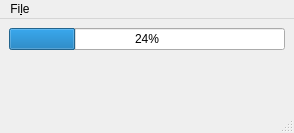
The window that mainwindow.ui (aleozlx/HPCMonitor) describes before a commit, drawn with Qt 5.
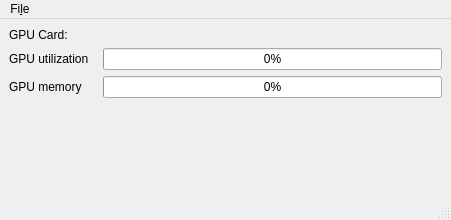
The same window after the commit.

Patch:
```diff
--- a/mainwindow.ui
+++ b/mainwindow.ui
@@ -6,8 +6,8 @@
    <rect>
     <x>0</x>
     <y>0</y>
-    <width>294</width>
-    <height>133</height>
+    <width>451</width>
+    <height>220</height>
    </rect>
   </property>
   <property name="windowTitle">
@@ -16,12 +16,50 @@
   <widget class="QWidget" name="centralwidget">
    <layout class="QVBoxLayout" name="verticalLayout">
     <item>
-     <widget class="QProgressBar" name="progressBar">
-      <property name="value">
-       <number>24</number>
+     <widget class="QLabel" name="label_GPU_name">
+      <property name="text">
+       <string>GPU Card: &lt;unknown&gt;</string>
       </property>
      </widget>
     </item>
+    <item>
+     <layout class="QFormLayout" name="formLayout">
+      <property name="horizontalSpacing">
+       <number>14</number>
+      </property>
+      <property name="verticalSpacing">
+       <number>6</number>
+      </property>
+      <item row="0" column="0">
+       <widget class="QLabel" name="label">
+        <property name="text">
+         <string>GPU utilization</string>
+        </property>
+       </widget>
+      </item>
+      <item row="0" column="1">
+       <widget class="QProgressBar" name="progressBar_2">
+        <property name="value">
+         <number>0</number>
+        </property>
+       </widget>
+      </item>
+      <item row="1" column="0">
+       <widget class="QLabel" name="label_2">
+        <property name="text">
+         <string>GPU memory</string>
+        </property>
+       </widget>
+      </item>
+      <item row="1" column="1">
+       <widget class="QProgressBar" name="progressBar">
+        <property name="value">
+         <number>0</number>
+        </property>
+       </widget>
+      </item>
+     </layout>
+    </item>
     <item>
      <spacer name="verticalSpacer">
       <property name="orientation">
@@ -42,7 +80,7 @@
     <rect>
      <x>0</x>
      <y>0</y>
-     <width>294</width>
+     <width>451</width>
      <height>25</height>
     </rect>
    </property>
```
Left out of the diff: 2 changed lines with no effect on the pictures.
